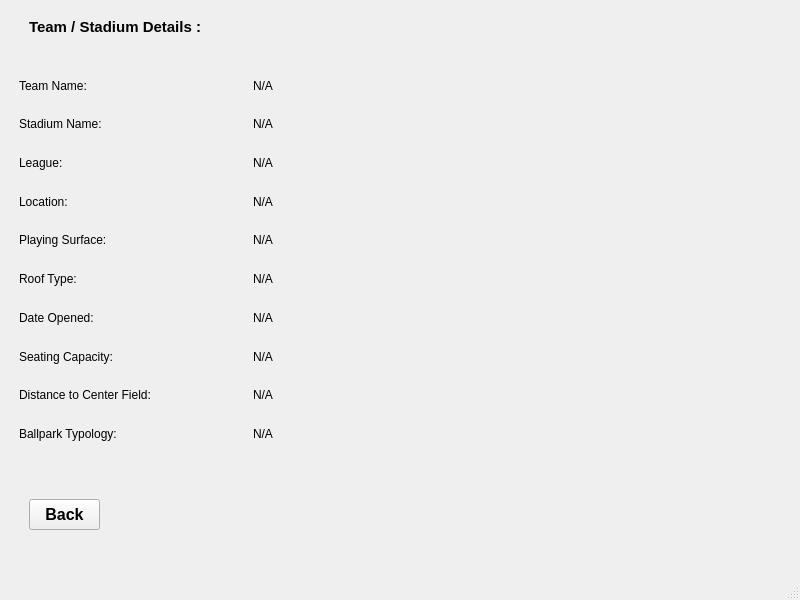
This is detail_window/detail_window.ui in Akil0814/CS_1D_BaseBall as Qt 5 draws it before an edit. The edited form follows.
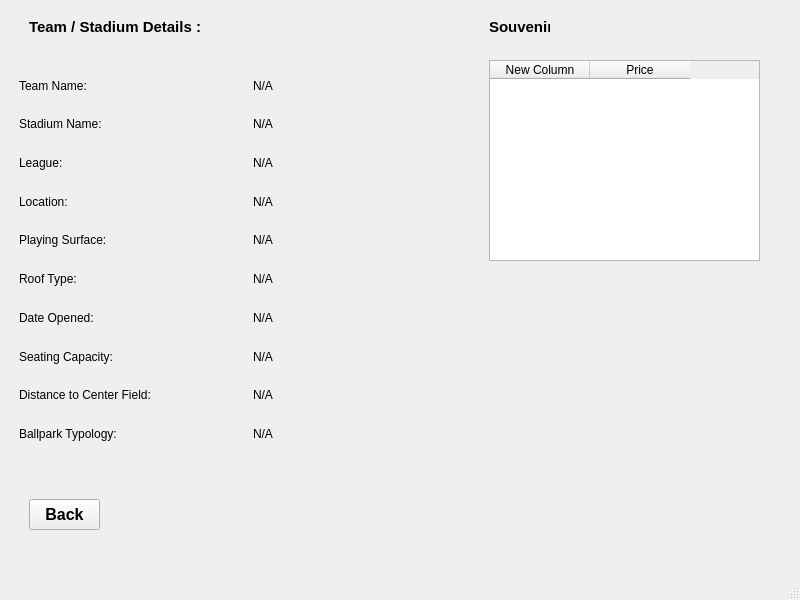
This is the edited form.

The edit to the form file:
```diff
--- a/detail_window/detail_window.ui
+++ b/detail_window/detail_window.ui
@@ -207,6 +207,48 @@
         <string>Back</string>
        </property>
       </widget>
+      <widget class="QLabel" name="label_11">
+       <property name="geometry">
+        <rect>
+         <x>480</x>
+         <y>10</y>
+         <width>61</width>
+         <height>16</height>
+        </rect>
+       </property>
+       <property name="font">
+        <font>
+         <pointsize>11</pointsize>
+         <bold>true</bold>
+        </font>
+       </property>
+       <property name="text">
+        <string>Souvenirs:</string>
+       </property>
+      </widget>
+      <widget class="QTableWidget" name="tblSouvenirs">
+       <property name="geometry">
+        <rect>
+         <x>480</x>
+         <y>51</y>
+         <width>271</width>
+         <height>201</height>
+        </rect>
+       </property>
+       <property name="columnCount">
+        <number>2</number>
+       </property>
+       <column>
+        <property name="text">
+         <string>New Column</string>
+        </property>
+       </column>
+       <column>
+        <property name="text">
+         <string>Price</string>
+        </property>
+       </column>
+      </widget>
      </widget>
     </item>
    </layout>
```
